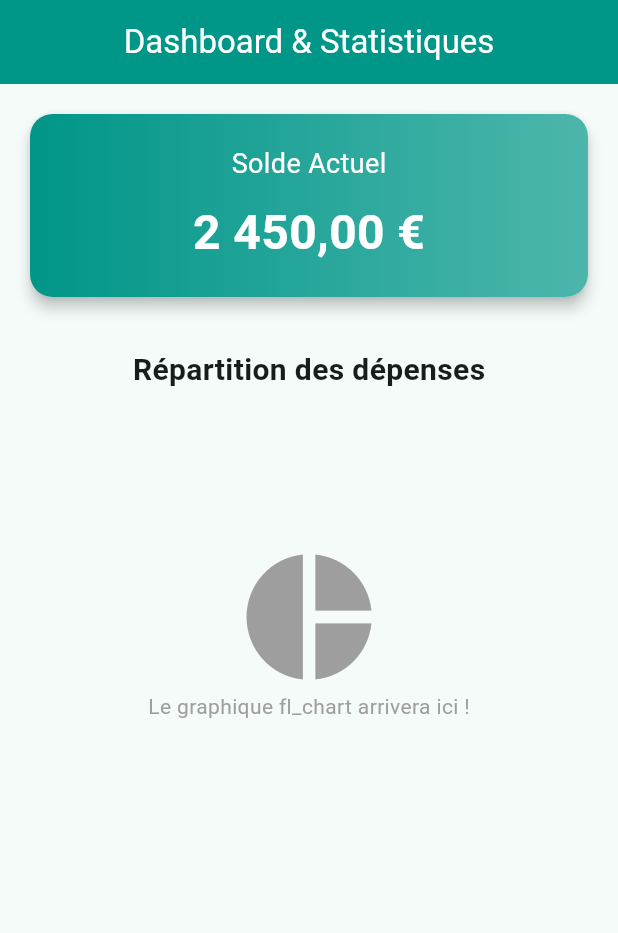
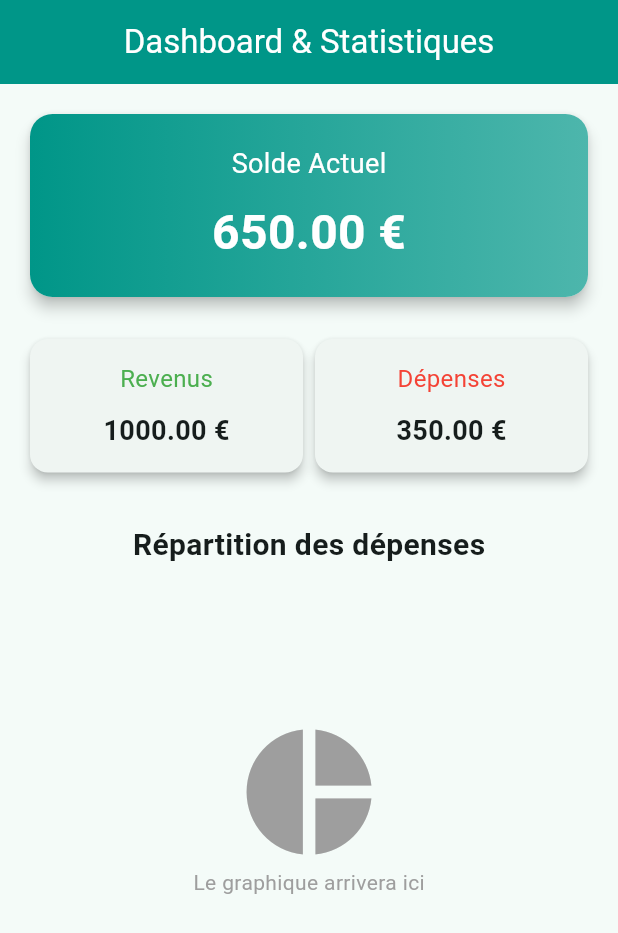
Before and after one commit to Houleye48/gestion_budget_app, a Flutter app: the screen it shows after launch, on a phone screen of 412 x 824 dp. Shown: the top 933 px of the screen. Run offline on Flutter 3.47's test engine with Material 3 defaults, Android fonts, the phone set to English and light mode, and no system bars.

Commit message:
Backend: ajout models, services + connexion stats

```diff
--- a/lib/main.dart
+++ b/lib/main.dart
@@ -1,4 +1,5 @@
 import 'package:flutter/material.dart';
+import 'pages/stats_page.dart';
 
 void main() {
   runApp(const BudgetApp());
@@ -20,54 +21,3 @@ class BudgetApp extends StatelessWidget {
     );
   }
 }
-
-class StatsPage extends StatelessWidget {
-  const StatsPage({super.key});
-
-  @override
-  Widget build(BuildContext context) {
-    return Scaffold(
-      appBar: AppBar(
-        title: const Text("Dashboard & Statistiques"),
-        centerTitle: true,
-        backgroundColor: Colors.teal,
-        foregroundColor: Colors.white,
-      ),
-      body: SingleChildScrollView(
-        child: Padding(
-          padding: const EdgeInsets.all(16.0),
-          child: Column(
-            children: [
-              // Carte du Solde Total
-              Card(
-                elevation: 4,
-                shape: RoundedRectangleBorder(borderRadius: BorderRadius.circular(15)),
-                child: Container(
-                  width: double.infinity,
-                  padding: const EdgeInsets.all(20),
-                  decoration: BoxDecoration(
-                    borderRadius: BorderRadius.circular(15),
-                    gradient: LinearGradient(colors: [Colors.teal, Colors.teal.shade300]),
-                  ),
-                  child: const Column(
-                    children: [
-                      Text("Solde Actuel", style: TextStyle(color: Colors.white, fontSize: 18)),
-                      SizedBox(height: 10),
-                      Text("2 450,00 €", style: TextStyle(color: Colors.white, fontSize: 32, fontWeight: FontWeight.bold)),
-                    ],
-                  ),
-                ),
-              ),
-              const SizedBox(height: 30),
-              // Emplacement pour le futur graphique
-              const Text("Répartition des dépenses", style: TextStyle(fontSize: 20, fontWeight: FontWeight.bold)),
-              const SizedBox(height: 100),
-              const Icon(Icons.pie_chart, size: 100, color: Colors.grey),
-              const Text("Le graphique fl_chart arrivera ici !", style: TextStyle(color: Colors.grey)),
-            ],
-          ),
-        ),
-      ),
-    );
-  }
-}
--- /dev/null
+++ b/lib/models/transaction.dart
@@ -0,0 +1,15 @@
+class Transaction {
+  int id;
+  double montant;
+  String type; // revenu ou depense
+  String categorie;
+  DateTime date;
+
+  Transaction({
+    required this.id,
+    required this.montant,
+    required this.type,
+    required this.categorie,
+    required this.date,
+  });
+}
--- /dev/null
+++ b/lib/pages/stats_page.dart
@@ -0,0 +1,103 @@
+import 'package:flutter/material.dart';
+import '../models/transaction.dart';
+import '../services/budget_service.dart';
+
+class StatsPage extends StatelessWidget {
+  const StatsPage({super.key});
+
+  @override
+  Widget build(BuildContext context) {
+
+    final List<Transaction> transactions = [
+      Transaction(id: 1, montant: 1000, type: "revenu", categorie: "salaire", date: DateTime.now()),
+      Transaction(id: 2, montant: 200, type: "depense", categorie: "food", date: DateTime.now()),
+      Transaction(id: 3, montant: 150, type: "depense", categorie: "transport", date: DateTime.now()),
+    ];
+
+    final budgetService = BudgetService();
+
+    final solde = budgetService.calculerSolde(transactions);
+    final totalDepenses = budgetService.totalDepenses(transactions);
+    final totalRevenus = budgetService.totalRevenus(transactions);
+
+    return Scaffold(
+      appBar: AppBar(
+        title: const Text("Dashboard & Statistiques"),
+        centerTitle: true,
+        backgroundColor: Colors.teal,
+        foregroundColor: Colors.white,
+      ),
+      body: SingleChildScrollView(
+        child: Padding(
+          padding: const EdgeInsets.all(16.0),
+          child: Column(
+            children: [
+
+              // 💰 SOLDE
+              Card(
+                elevation: 4,
+                shape: RoundedRectangleBorder(borderRadius: BorderRadius.circular(15)),
+                child: Container(
+                  width: double.infinity,
+                  padding: const EdgeInsets.all(20),
+                  decoration: BoxDecoration(
+                    borderRadius: BorderRadius.circular(15),
+                    gradient: LinearGradient(colors: [Colors.teal, Colors.teal.shade300]),
+                  ),
+                  child: Column(
+                    children: [
+                      const Text("Solde Actuel", style: TextStyle(color: Colors.white, fontSize: 18)),
+                      const SizedBox(height: 10),
+                      Text(
+                        "${solde.toStringAsFixed(2)} €",
+                        style: const TextStyle(color: Colors.white, fontSize: 32, fontWeight: FontWeight.bold),
+                      ),
+                    ],
+                  ),
+                ),
+              ),
+
+              const SizedBox(height: 20),
+
+              // 📊 REVENUS / DEPENSES
+              Row(
+                children: [
+                  _buildCard("Revenus", totalRevenus, Colors.green),
+                  _buildCard("Dépenses", totalDepenses, Colors.red),
+                ],
+              ),
+
+              const SizedBox(height: 30),
+
+              const Text("Répartition des dépenses", style: TextStyle(fontSize: 20, fontWeight: FontWeight.bold)),
+              const SizedBox(height: 100),
+              const Icon(Icons.pie_chart, size: 100, color: Colors.grey),
+              const Text("Le graphique arrivera ici", style: TextStyle(color: Colors.grey)),
+            ],
+          ),
+        ),
+      ),
+    );
+  }
+
+  Widget _buildCard(String title, double value, Color color) {
+    return Expanded(
+      child: Card(
+        elevation: 3,
+        child: Padding(
+          padding: const EdgeInsets.all(15),
+          child: Column(
+            children: [
+              Text(title, style: TextStyle(fontSize: 16, color: color)),
+              const SizedBox(height: 10),
+              Text(
+                "${value.toStringAsFixed(2)} €",
+                style: const TextStyle(fontSize: 18, fontWeight: FontWeight.bold),
+              ),
+            ],
+          ),
+        ),
+      ),
+    );
+  }
+}
--- /dev/null
+++ b/lib/services/budget_service.dart
@@ -0,0 +1,34 @@
+import '../models/transaction.dart';
+
+class BudgetService {
+
+  // 🔹 Calcul du solde
+  double calculerSolde(List<Transaction> transactions) {
+    double revenus = 0;
+    double depenses = 0;
+
+    for (var t in transactions) {
+      if (t.type == "revenu") {
+        revenus += t.montant;
+      } else {
+        depenses += t.montant;
+      }
+    }
+
+    return revenus - depenses;
+  }
+
+  // 🔹 Total des dépenses
+  double totalDepenses(List<Transaction> transactions) {
+    return transactions
+        .where((t) => t.type == "depense")
+        .fold(0, (sum, t) => sum + t.montant);
+  }
+
+  // 🔹 Total des revenus
+  double totalRevenus(List<Transaction> transactions) {
+    return transactions
+        .where((t) => t.type == "revenu")
+        .fold(0, (sum, t) => sum + t.montant);
+  }
+}
```
Also changed, not shown: pubspec.lock.
